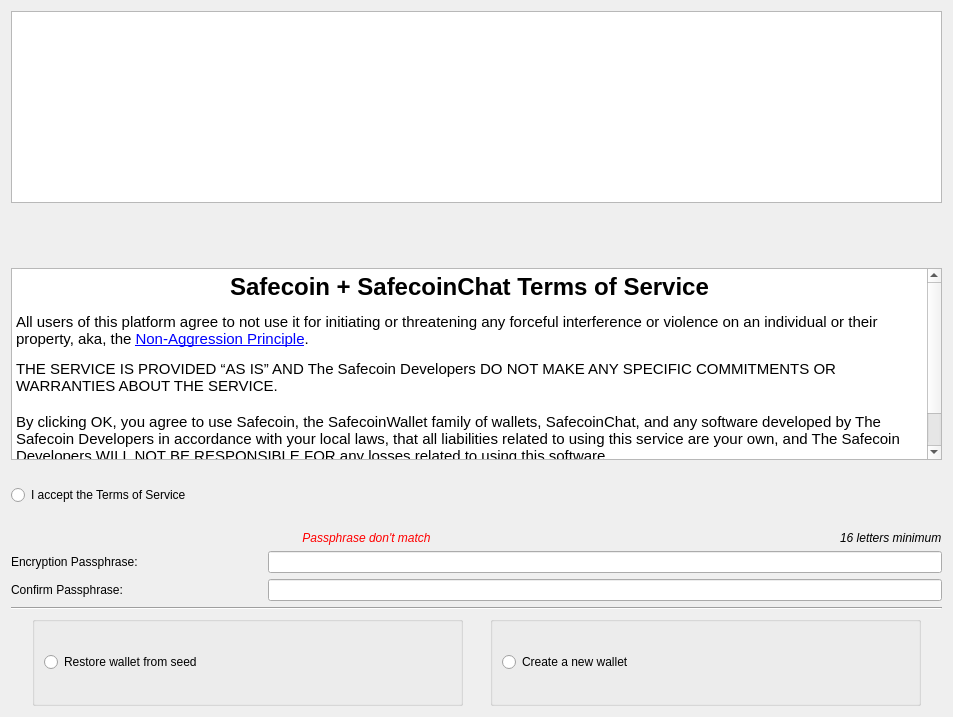
The window that src/newwallet.ui (OleksandrBlack/safewallet-lite) describes before a commit, drawn with Qt 5.
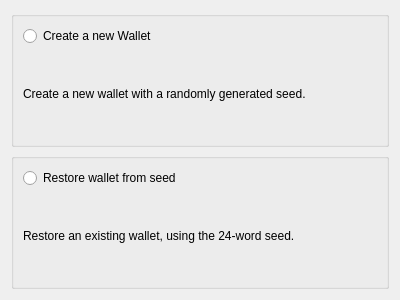
The same window after the commit.

Patch:
```diff
--- a/src/newwallet.ui
+++ b/src/newwallet.ui
@@ -6,300 +6,78 @@
    <rect>
     <x>0</x>
     <y>0</y>
-    <width>950</width>
-    <height>717</height>
+    <width>400</width>
+    <height>300</height>
    </rect>
   </property>
-  <property name="minimumSize">
-   <size>
-    <width>0</width>
-    <height>0</height>
-   </size>
-  </property>
-  <property name="maximumSize">
-   <size>
-    <width>950</width>
-    <height>734</height>
-   </size>
-  </property>
   <property name="windowTitle">
    <string>Create New SDL Wallet</string>
   </property>
   <layout class="QGridLayout" name="gridLayout">
-   <item row="0" column="0" colspan="3">
-    <widget class="QGraphicsView" name="Logo">
-     <property name="sizePolicy">
-      <sizepolicy hsizetype="Fixed" vsizetype="Fixed">
-       <horstretch>0</horstretch>
-       <verstretch>0</verstretch>
-      </sizepolicy>
-     </property>
-     <property name="minimumSize">
-      <size>
-       <width>931</width>
-       <height>192</height>
-      </size>
-     </property>
-     <property name="verticalScrollBarPolicy">
-      <enum>Qt::ScrollBarAlwaysOff</enum>
-     </property>
-     <property name="horizontalScrollBarPolicy">
-      <enum>Qt::ScrollBarAlwaysOff</enum>
-     </property>
-     <property name="sizeAdjustPolicy">
-      <enum>QAbstractScrollArea::AdjustToContentsOnFirstShow</enum>
-     </property>
-    </widget>
-   </item>
    <item row="1" column="0">
-    <spacer name="verticalSpacer_2">
-     <property name="orientation">
-      <enum>Qt::Vertical</enum>
-     </property>
-     <property name="sizeHint" stdset="0">
-      <size>
-       <width>20</width>
-       <height>50</height>
-      </size>
-     </property>
-    </spacer>
-   </item>
-   <item row="2" column="0" colspan="3">
-    <widget class="QTextBrowser" name="textBrowser">
-     <property name="minimumSize">
-      <size>
-       <width>931</width>
-       <height>150</height>
-      </size>
-     </property>
-     <property name="maximumSize">
-      <size>
-       <width>949</width>
-       <height>16777215</height>
-      </size>
-     </property>
-     <property name="autoFillBackground">
-      <bool>false</bool>
-     </property>
-     <property name="styleSheet">
-      <string notr="true"/>
-     </property>
-     <property name="html">
-      <string>&lt;!DOCTYPE HTML PUBLIC &quot;-//W3C//DTD HTML 4.0//EN&quot; &quot;http://www.w3.org/TR/REC-html40/strict.dtd&quot;&gt;
-&lt;html&gt;&lt;head&gt;&lt;meta name=&quot;qrichtext&quot; content=&quot;1&quot; /&gt;&lt;style type=&quot;text/css&quot;&gt;
-p, li { white-space: pre-wrap; }
-&lt;/style&gt;&lt;/head&gt;&lt;body style=&quot; font-family:'Ubuntu'; font-size:11pt; font-weight:400; font-style:normal;&quot;&gt;
-&lt;h1 align=&quot;center&quot; style=&quot; margin-top:18px; margin-bottom:12px; margin-left:0px; margin-right:0px; -qt-block-indent:0; text-indent:0px;&quot;&gt;&lt;span style=&quot; font-size:xx-large; font-weight:600;&quot;&gt;Safecoin + SafecoinChat Terms of Service&lt;/span&gt;&lt;/h1&gt;
-&lt;p style=&quot; margin-top:12px; margin-bottom:12px; margin-left:0px; margin-right:0px; -qt-block-indent:0; text-indent:0px;&quot;&gt;All users of this platform agree to not use it for initiating or threatening any forceful interference or violence on an individual or their property, aka, the &lt;a href=&quot;https://en.wikipedia.org/wiki/Non-aggression_principle&quot;&gt;&lt;span style=&quot; text-decoration: underline; color:#0000ff;&quot;&gt;Non-Aggression Principle&lt;/span&gt;&lt;/a&gt;.&lt;/p&gt;
-&lt;p style=&quot; margin-top:0px; margin-bottom:0px; margin-left:0px; margin-right:0px; -qt-block-indent:0; text-indent:0px;&quot;&gt;THE SERVICE IS PROVIDED “AS IS” AND The Safecoin Developers DO NOT MAKE ANY SPECIFIC COMMITMENTS OR WARRANTIES ABOUT THE SERVICE.&lt;/p&gt;
-&lt;p style=&quot;-qt-paragraph-type:empty; margin-top:0px; margin-bottom:0px; margin-left:0px; margin-right:0px; -qt-block-indent:0; text-indent:0px;&quot;&gt;&lt;br /&gt;&lt;/p&gt;
-&lt;p style=&quot; margin-top:0px; margin-bottom:0px; margin-left:0px; margin-right:0px; -qt-block-indent:0; text-indent:0px;&quot;&gt;By clicking OK, you agree to use Safecoin, the SafecoinWallet family of wallets, SafecoinChat, and any software developed by The Safecoin Developers in accordance with your local laws, that all liabilities related to using this service are your own, and The Safecoin Developers WILL NOT BE RESPONSIBLE FOR any losses related to using this software.&lt;/p&gt;
-&lt;p style=&quot;-qt-paragraph-type:empty; margin-top:0px; margin-bottom:0px; margin-left:0px; margin-right:0px; -qt-block-indent:0; text-indent:0px;&quot;&gt;&lt;br /&gt;&lt;/p&gt;
-&lt;p style=&quot;-qt-paragraph-type:empty; margin-top:0px; margin-bottom:0px; margin-left:0px; margin-right:0px; -qt-block-indent:0; text-indent:0px;&quot;&gt;&lt;br /&gt;&lt;/p&gt;&lt;/body&gt;&lt;/html&gt;</string>
-     </property>
-     <property name="openExternalLinks">
-      <bool>true</bool>
-     </property>
-    </widget>
-   </item>
-   <item row="3" column="0">
-    <widget class="QRadioButton" name="TOS">
-     <property name="maximumSize">
-      <size>
-       <width>251</width>
-       <height>16777215</height>
-      </size>
-     </property>
-     <property name="text">
-      <string>I accept the Terms of Service</string>
-     </property>
-    </widget>
-   </item>
-   <item row="3" column="1">
-    <spacer name="verticalSpacer">
-     <property name="orientation">
-      <enum>Qt::Vertical</enum>
-     </property>
-     <property name="sizeHint" stdset="0">
-      <size>
-       <width>20</width>
-       <height>49</height>
-      </size>
-     </property>
-    </spacer>
-   </item>
-   <item row="4" column="0" colspan="2">
-    <widget class="QLabel" name="lblPasswordMatch">
+    <widget class="QGroupBox" name="groupBox_2">
      <property name="sizePolicy">
-      <sizepolicy hsizetype="Fixed" vsizetype="Preferred">
+      <sizepolicy hsizetype="Preferred" vsizetype="Expanding">
        <horstretch>0</horstretch>
        <verstretch>0</verstretch>
       </sizepolicy>
      </property>
-     <property name="minimumSize">
-      <size>
-       <width>711</width>
-       <height>0</height>
-      </size>
+     <property name="title">
+      <string/>
      </property>
-     <property name="styleSheet">
-      <string notr="true">color: red;</string>
-     </property>
-     <property name="text">
-      <string>&lt;html&gt;&lt;head/&gt;&lt;body&gt;&lt;p&gt;&lt;span style=&quot; font-style:italic;&quot;&gt;Passphrase don't match&lt;/span&gt;&lt;/p&gt;&lt;/body&gt;&lt;/html&gt;</string>
-     </property>
-     <property name="alignment">
-      <set>Qt::AlignCenter</set>
-     </property>
+     <layout class="QGridLayout" name="gridLayout_3">
+      <item row="0" column="0">
+       <widget class="QRadioButton" name="radioRestoreWallet">
+        <property name="text">
+         <string>Restore wallet from seed</string>
+        </property>
+       </widget>
+      </item>
+      <item row="1" column="0">
+       <widget class="QLabel" name="label_3">
+        <property name="text">
+         <string>Restore an existing wallet, using the 24-word seed. </string>
+        </property>
+        <property name="wordWrap">
+         <bool>true</bool>
+        </property>
+       </widget>
+      </item>
+     </layout>
     </widget>
    </item>
-   <item row="4" column="2">
-    <widget class="QLabel" name="label_5">
+   <item row="0" column="0">
+    <widget class="QGroupBox" name="groupBox">
      <property name="sizePolicy">
-      <sizepolicy hsizetype="Fixed" vsizetype="Preferred">
+      <sizepolicy hsizetype="Preferred" vsizetype="Expanding">
        <horstretch>0</horstretch>
        <verstretch>0</verstretch>
       </sizepolicy>
      </property>
-     <property name="text">
-      <string>&lt;html&gt;&lt;head/&gt;&lt;body&gt;&lt;p&gt;&lt;span style=&quot; font-style:italic;&quot;&gt;16 letters minimum&lt;/span&gt;&lt;/p&gt;&lt;/body&gt;&lt;/html&gt;</string>
+     <property name="title">
+      <string/>
      </property>
+     <layout class="QGridLayout" name="gridLayout_2">
+      <item row="0" column="0">
+       <widget class="QRadioButton" name="radioNewWallet">
+        <property name="text">
+         <string>Create a new Wallet</string>
+        </property>
+       </widget>
+      </item>
+      <item row="1" column="0">
+       <widget class="QLabel" name="label_2">
+        <property name="text">
+         <string>Create a new wallet with a randomly generated seed.</string>
+        </property>
+        <property name="wordWrap">
+         <bool>true</bool>
+        </property>
+       </widget>
+      </item>
+     </layout>
     </widget>
    </item>
-   <item row="5" column="0">
-    <widget class="QLabel" name="label_4">
-     <property name="text">
-      <string>Encryption Passphrase:</string>
-     </property>
-    </widget>
-   </item>
-   <item row="5" column="1" colspan="2">
-    <widget class="QLineEdit" name="txtPassword">
-     <property name="minimumSize">
-      <size>
-       <width>611</width>
-       <height>0</height>
-      </size>
-     </property>
-     <property name="echoMode">
-      <enum>QLineEdit::Password</enum>
-     </property>
-    </widget>
-   </item>
-   <item row="6" column="0">
-    <widget class="QLabel" name="label_6">
-     <property name="text">
-      <string>Confirm Passphrase:</string>
-     </property>
-    </widget>
-   </item>
-   <item row="6" column="1" colspan="2">
-    <widget class="QLineEdit" name="txtConfirmPassword">
-     <property name="minimumSize">
-      <size>
-       <width>611</width>
-       <height>0</height>
-      </size>
-     </property>
-     <property name="echoMode">
-      <enum>QLineEdit::Password</enum>
-     </property>
-    </widget>
-   </item>
-   <item row="7" column="0" colspan="3">
-    <widget class="Line" name="line_2">
-     <property name="orientation">
-      <enum>Qt::Horizontal</enum>
-     </property>
-    </widget>
-   </item>
-   <item row="8" column="0" colspan="3">
-    <layout class="QHBoxLayout" name="horizontalLayout">
-     <item>
-      <widget class="QGroupBox" name="groupBox_2">
-       <property name="sizePolicy">
-        <sizepolicy hsizetype="Preferred" vsizetype="Expanding">
-         <horstretch>0</horstretch>
-         <verstretch>0</verstretch>
-        </sizepolicy>
-       </property>
-       <property name="minimumSize">
-        <size>
-         <width>431</width>
-         <height>90</height>
-        </size>
-       </property>
-       <property name="maximumSize">
-        <size>
-         <width>431</width>
-         <height>90</height>
-        </size>
-       </property>
-       <property name="title">
-        <string/>
-       </property>
-       <layout class="QGridLayout" name="gridLayout_3">
-        <item row="0" column="0">
-         <widget class="QRadioButton" name="radioRestoreWallet">
-          <property name="text">
-           <string>Restore wallet from seed</string>
-          </property>
-          <property name="checkable">
-           <bool>true</bool>
-          </property>
-          <attribute name="buttonGroup">
-           <string notr="true">buttonGroup</string>
-          </attribute>
-         </widget>
-        </item>
-       </layout>
-      </widget>
-     </item>
-     <item>
-      <widget class="QGroupBox" name="groupBox">
-       <property name="sizePolicy">
-        <sizepolicy hsizetype="Preferred" vsizetype="Expanding">
-         <horstretch>0</horstretch>
-         <verstretch>0</verstretch>
-        </sizepolicy>
-       </property>
-       <property name="minimumSize">
-        <size>
-         <width>431</width>
-         <height>0</height>
-        </size>
-       </property>
-       <property name="maximumSize">
-        <size>
-         <width>431</width>
-         <height>90</height>
-        </size>
-       </property>
-       <property name="title">
-        <string/>
-       </property>
-       <layout class="QGridLayout" name="gridLayout_2">
-        <item row="0" column="0">
-         <widget class="QRadioButton" name="radioNewWallet">
-          <property name="text">
-           <string>Create a new wallet</string>
-          </property>
-          <property name="checkable">
-           <bool>true</bool>
-          </property>
-          <property name="autoExclusive">
-           <bool>true</bool>
-          </property>
-          <attribute name="buttonGroup">
-           <string notr="true">buttonGroup</string>
-          </attribute>
-         </widget>
-        </item>
-       </layout>
-      </widget>
-     </item>
-    </layout>
-   </item>
   </layout>
  </widget>
  <resources/>
```
Left out of the diff: 5 changed lines with no effect on the pictures.
